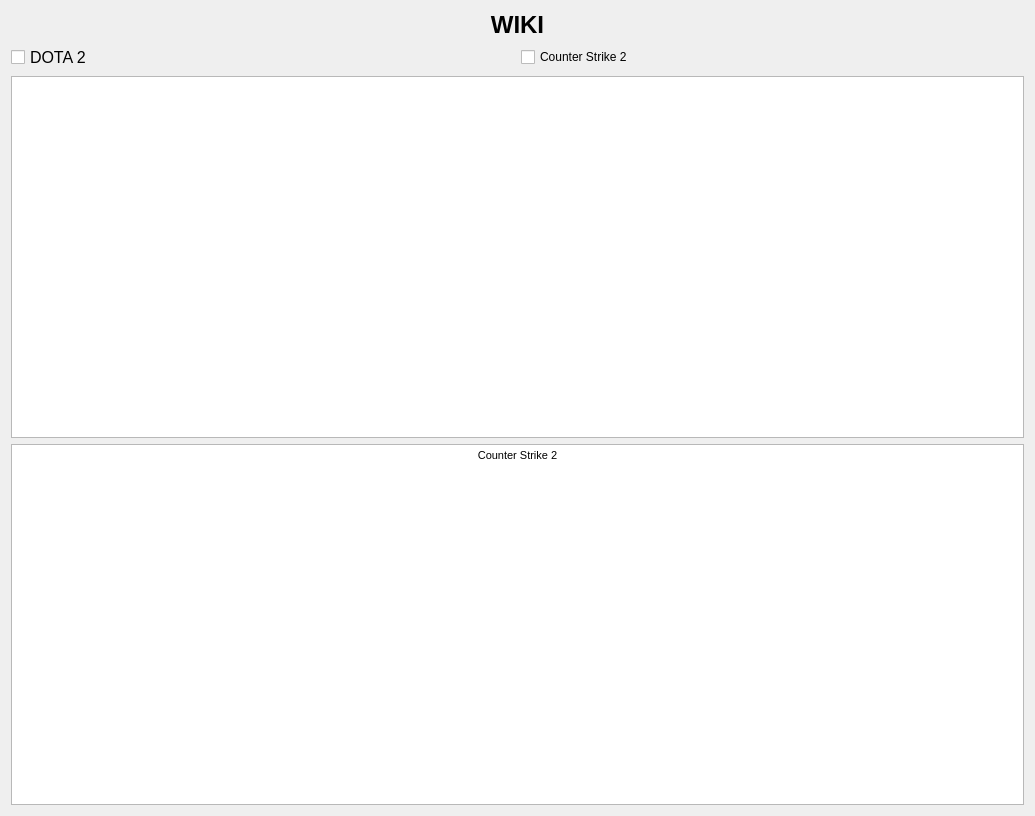
VANT00Z/Game-Helper, file templates/wiki_window.ui: the form before one commit.
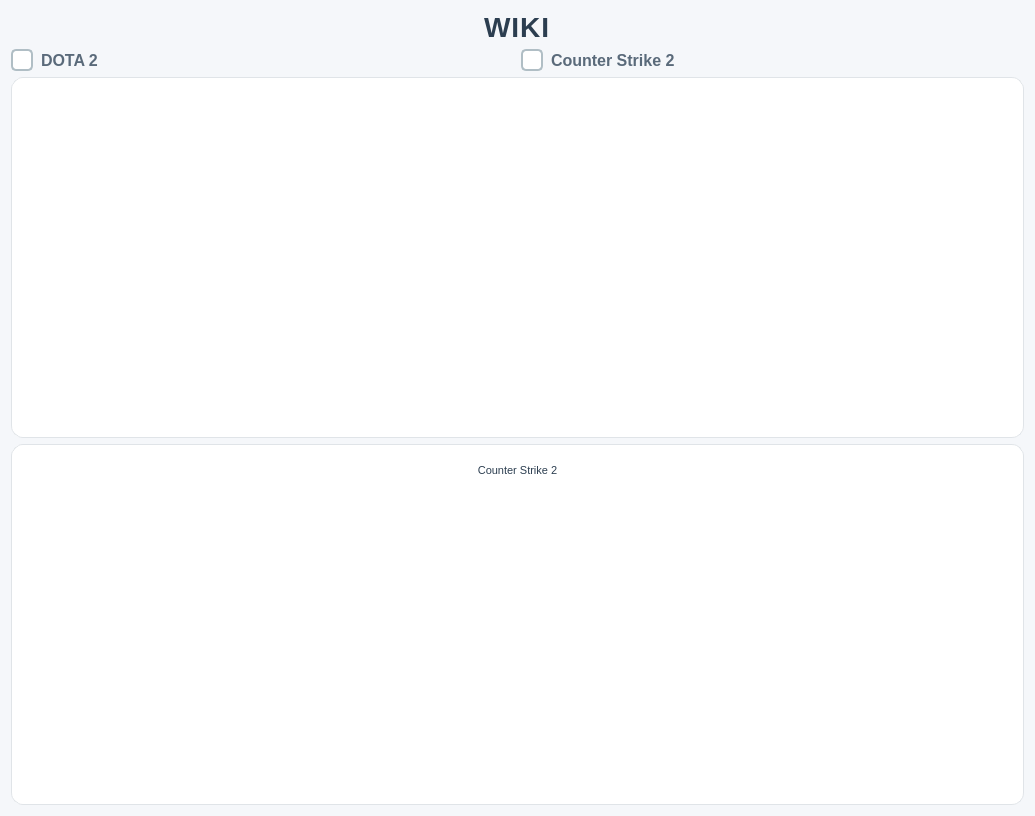
The form after the commit.

```diff
--- a/templates/wiki_window.ui
+++ b/templates/wiki_window.ui
@@ -10,6 +10,9 @@
     <height>816</height>
    </rect>
   </property>
+  <property name="styleSheet">
+   <string notr="true">background-color: #f5f7fa;</string>
+  </property>
   <property name="windowTitle">
    <string>Form</string>
   </property>
@@ -18,6 +21,18 @@
     <layout class="QGridLayout" name="gridLayout">
      <item row="4" column="0" colspan="2">
       <widget class="QTextBrowser" name="textDota">
+       <property name="styleSheet">
+        <string notr="true">
+         QTextBrowser {
+             border: 1px solid #e0e4e8;
+             border-radius: 12px;
+             background: #ffffff;
+             padding: 15px;
+             font-size: 15px;
+             color: #2c3e50;
+         }
+        </string>
+       </property>
        <property name="html">
         <string>&lt;!DOCTYPE HTML PUBLIC &quot;-//W3C//DTD HTML 4.0//EN&quot; &quot;http://www.w3.org/TR/REC-html40/strict.dtd&quot;&gt;
 &lt;html&gt;&lt;head&gt;&lt;meta name=&quot;qrichtext&quot; content=&quot;1&quot; /&gt;&lt;style type=&quot;text/css&quot;&gt;
@@ -29,6 +44,18 @@
      </item>
      <item row="5" column="0" colspan="2">
       <widget class="QTextBrowser" name="textCs">
+       <property name="styleSheet">
+        <string notr="true">
+         QTextBrowser {
+             border: 1px solid #e0e4e8;
+             border-radius: 12px;
+             background: #ffffff;
+             padding: 15px;
+             font-size: 15px;
+             color: #2c3e50;
+         }
+        </string>
+       </property>
        <property name="html">
         <string>&lt;!DOCTYPE HTML PUBLIC &quot;-//W3C//DTD HTML 4.0//EN&quot; &quot;http://www.w3.org/TR/REC-html40/strict.dtd&quot;&gt;
 &lt;html&gt;&lt;head&gt;&lt;meta name=&quot;qrichtext&quot; content=&quot;1&quot; /&gt;&lt;style type=&quot;text/css&quot;&gt;
@@ -43,6 +70,27 @@
        <property name="cursor">
         <cursorShape>PointingHandCursor</cursorShape>
        </property>
+       <property name="styleSheet">
+        <string notr="true">
+         QCheckBox {
+             color: #5a6a7a;
+             font-weight: 500;
+             font-size: 16px;
+             spacing: 8px;
+         }
+         QCheckBox::indicator {
+             width: 18px;
+             height: 18px;
+             border-radius: 5px;
+             border: 2px solid #b0bec5;
+             background: #ffffff;
+         }
+         QCheckBox::indicator:checked {
+             background: #1a73e8;
+             border-color: #1a73e8;
+         }
+        </string>
+       </property>
        <property name="text">
         <string>Counter Strike 2</string>
        </property>
@@ -54,17 +102,35 @@
         <cursorShape>PointingHandCursor</cursorShape>
        </property>
        <property name="styleSheet">
-        <string notr="true">font-size: 16px; font-weight: 450;</string>
+        <string notr="true">
+         QCheckBox {
+             color: #5a6a7a;
+             font-weight: 500;
+             font-size: 16px;
+             spacing: 8px;
+         }
+         QCheckBox::indicator {
+             width: 18px;
+             height: 18px;
+             border-radius: 5px;
+             border: 2px solid #b0bec5;
+             background: #ffffff;
+         }
+         QCheckBox::indicator:checked {
+             background: #1a73e8;
+             border-color: #1a73e8;
+         }
+        </string>
        </property>
        <property name="text">
         <string>DOTA 2</string>
        </property>
       </widget>
      </item>
-     <item row="0" column="0" colspan="2">
-      <widget class="QPushButton" name="wiki_btn">
+     <item row="0" column="0" colspan="2" alignment="Qt::AlignHCenter">
+      <widget class="QLabel" name="wikiLabel">
        <property name="styleSheet">
-        <string notr="true">font-size: 24px; font-weight: 900; border-radius: 10px;</string>
+        <string notr="true">font-size: 28px; font-weight: 700; color: #2c3e50; letter-spacing: 1px;</string>
        </property>
        <property name="text">
         <string>WIKI</string>
```
